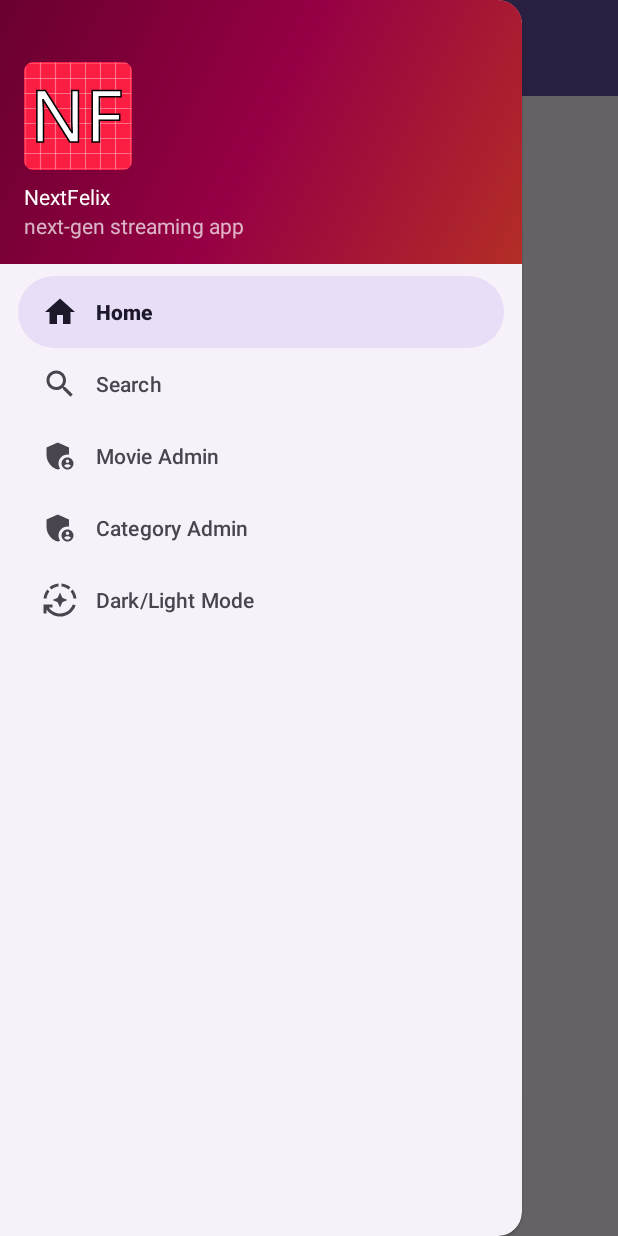
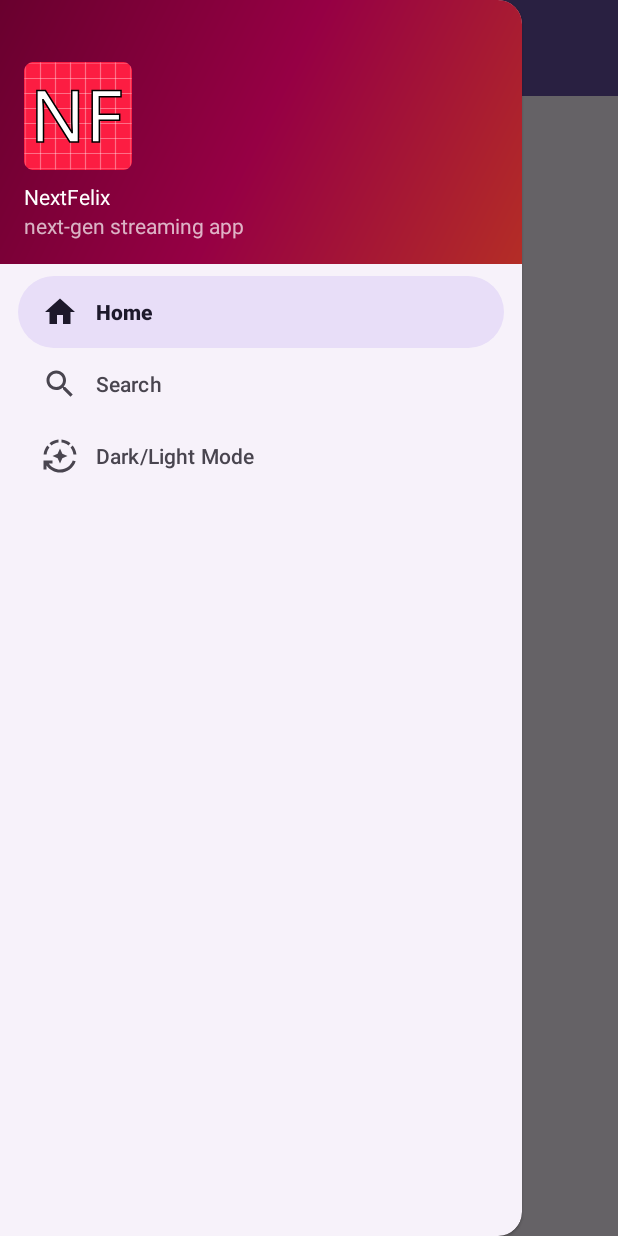
Before and after one commit to dvirberlo/AdvProgProj, an Android app: the HomeActivity screen opened directly, with no data from a screen before it, with the side drawer open, on a phone screen of 412 x 824 dp. Run offline under Robolectric (Android 15) with nearby library versions, the phone set to English and light mode, and no system bars; our stand-ins replace navigation-ui.

Commit message:
hide admin menu buttons when user is not admin

```diff
--- a/src/android-client/app/src/main/java/com/example/android_client/activities/home/HomeActivity.java
+++ b/src/android-client/app/src/main/java/com/example/android_client/activities/home/HomeActivity.java
@@ -11,6 +11,8 @@
 import androidx.navigation.ui.NavigationUI;
 import com.example.android_client.R;
 import com.example.android_client.databinding.ActivityHomeBinding;
+import com.example.android_client.entities.UserManager;
+import com.example.android_client.models.User;
 import com.google.android.material.navigation.NavigationView;
 
 public class HomeActivity extends AppCompatActivity {
@@ -81,6 +83,13 @@
             recreate();
             return true;
         });
+
+        UserManager userManager = UserManager.getInstance();
+        User user = userManager.getUser();
+        if (user == null || !user.getRole().equals("admin")) {
+            navigationView.getMenu().findItem(R.id.nav_movie_admin).setVisible(false);
+            navigationView.getMenu().findItem(R.id.nav_category_admin).setVisible(false);
+        }
     }
 
     @Override
```
